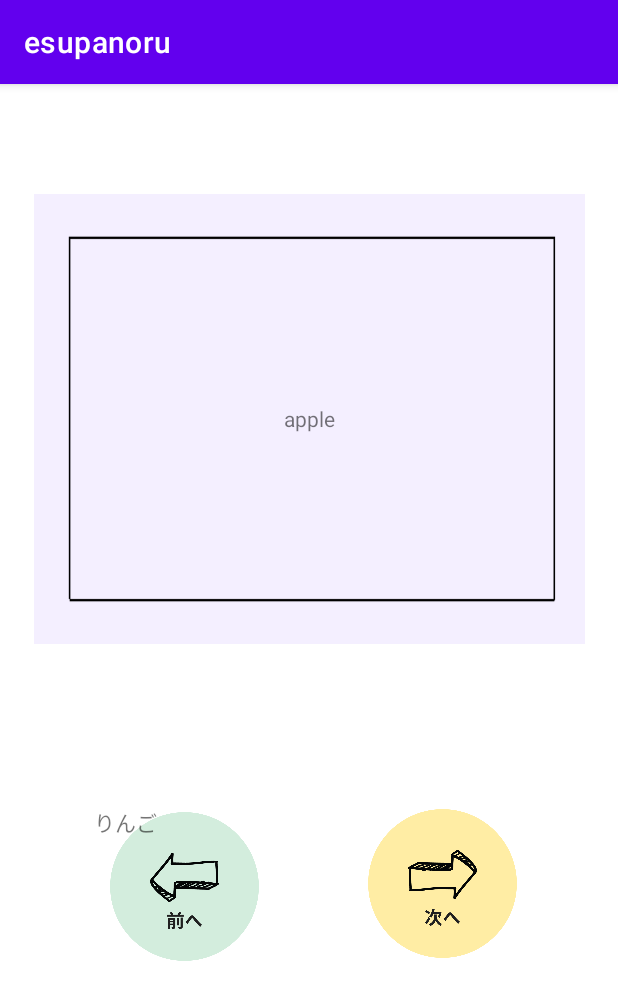
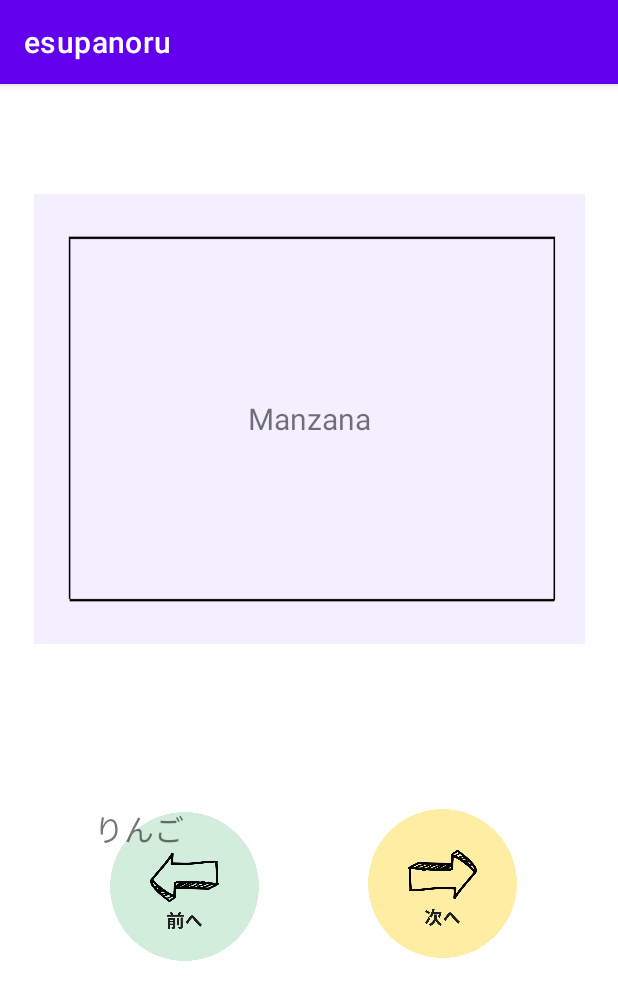
Before and after one commit to MontoyaYai/esupanoru, an Android app: the Practice screen opened directly, with no data from a screen before it, after a tap on an icon or button, on a phone screen of 412 x 824 dp. Shown: the top 1000 px of the screen. Run offline under Robolectric (Android 15) with nearby library versions, the light colour scheme and no system bars.

Commit message:
practice layout

```diff
--- a/app/src/main/java/com/example/esupanoru/Practice.java
+++ b/app/src/main/java/com/example/esupanoru/Practice.java
@@ -17,6 +17,7 @@ public class Practice extends AppCompatActivity {
 
         Fruits fruits = new Fruits();
         View next= findViewById(R.id.next);
+        View back= findViewById(R.id.back);
 
         TextView spanish= findViewById(R.id.spanishMeaning);
         TextView japanese= findViewById(R.id.japaneseMeaning);
@@ -24,13 +25,23 @@ public class Practice extends AppCompatActivity {
         next.setOnClickListener(new View.OnClickListener() {
             @Override
             public void onClick(View v) {
-                fruits.getCount(true);
                 japanese.setText(fruits.getJapanese(fruits.count));
                 spanish.setText(fruits.getSpanish(fruits.count));
+                fruits.getCount(true);
 
-                Toast.makeText(Practice.this, "aaa", Toast.LENGTH_SHORT).show();
+
+                Toast.makeText(Practice.this, "次", Toast.LENGTH_SHORT).show();
+            }
+        });
+        back.setOnClickListener(new View.OnClickListener() {
+            @Override
+            public void onClick(View v) {
+                japanese.setText(fruits.getJapanese(fruits.count));
+                spanish.setText(fruits.getSpanish(fruits.count));
+                fruits.getCount(false);
             }
         });
 
+
     }
 }
--- a/app/src/main/java/com/example/esupanoru/structure.java
+++ b/app/src/main/java/com/example/esupanoru/structure.java
@@ -22,9 +22,15 @@ class Fruits extends structure{
 
         japanese.put(0,"りんご");
         japanese.put(1,"みかん");
+        japanese.put(2,"いちご");
+        japanese.put(3,"パイナップル");
+        japanese.put(4,"スイカ");
 
-        spanish.put(0, "apple");
-        spanish.put(1,"orange");
+        spanish.put(0, "Manzana");
+        spanish.put(1,"Naranja");
+        spanish.put(2,"Fresa");
+        spanish.put(3,"Piña");
+        spanish.put(4,"Sandia");
     }
     String getCategoryName() {
        return this.categoryName;
@@ -32,7 +38,7 @@ class Fruits extends structure{
     public void getCount(boolean sum){
         if (sum == true){
             if (this.count<japanese.size()-1){ this.count++;}
-            if (this.count== japanese.size()-1) {this.count=0;}
+            if (this.count== japanese.size()) {this.count=0;}
         }else {
             if (this.count>0) this.count--;
         }
--- a/app/src/main/res/layout/activity_practice.xml
+++ b/app/src/main/res/layout/activity_practice.xml
@@ -27,7 +27,8 @@
             android:layout_height="wrap_content"
             android:layout_gravity="center|center_horizontal|center_vertical"
             android:gravity="center|center_horizontal|center_vertical"
-            android:text="TextView" />
+            android:text="TextView"
+            android:textSize="20sp" />
     </FrameLayout>
 
     <ImageView
@@ -60,7 +61,9 @@
         android:layout_height="46dp"
         android:layout_marginTop="108dp"
         android:text="TextView"
+        android:textSize="20sp"
         app:layout_constraintEnd_toEndOf="parent"
+        app:layout_constraintHorizontal_bias="0.5"
         app:layout_constraintStart_toStartOf="parent"
         app:layout_constraintTop_toBottomOf="@+id/meaningCard" />
 </androidx.constraintlayout.widget.ConstraintLayout>
```
